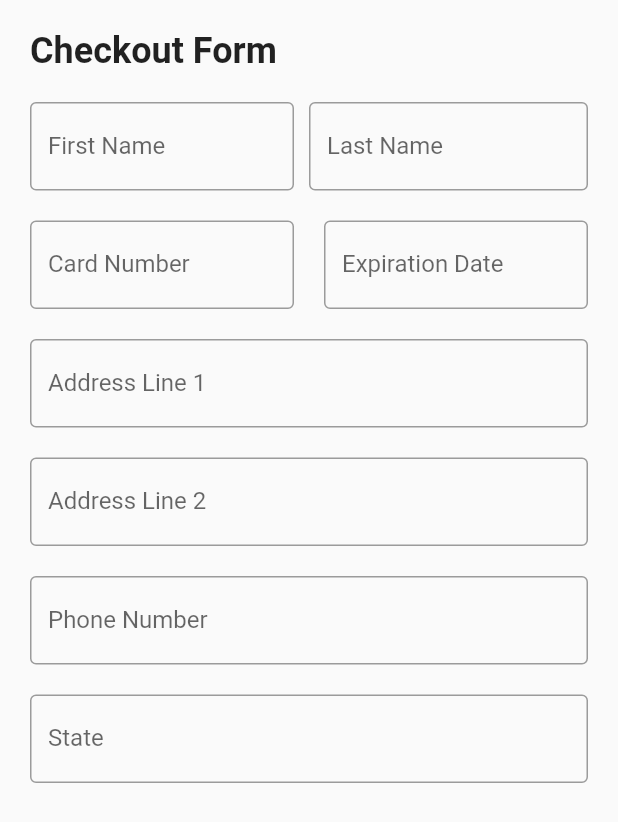
After one commit to mahmuthudai/renres_app, a Flutter app: the CheckoutForm screen opened directly, on a phone screen of 412 x 824 dp. The commit adds this screen. Shown: the top 822 px of the screen. Run offline on Flutter 3.47's test engine with Material 2 defaults, Android fonts, the phone set to English and light mode, and no system bars; our stand-ins replace cached_network_image, dropdown_search, google_nav_bar.

Commit message:
checkout form added

```diff
--- /dev/null
+++ b/lib/Screens/checkout_form.dart
@@ -0,0 +1,78 @@
+import 'package:flutter/material.dart';
+
+class CheckoutForm extends StatefulWidget {
+  @override
+  _CheckoutFormState createState() => _CheckoutFormState();
+}
+
+class _CheckoutFormState extends State<CheckoutForm> {
+  @override
+  Widget build(BuildContext context) {
+    return Scaffold(
+      body: SingleChildScrollView(
+        child: Padding(
+          padding: const EdgeInsets.all(20.0),
+          child: Column(
+            crossAxisAlignment: CrossAxisAlignment.start,
+            children: [
+              Text(
+                "Checkout Form",
+                style: TextStyle(
+                  fontSize: 24,
+                  fontWeight: FontWeight.bold,
+                ),
+              ),
+              const SizedBox(height: 20),
+              Row(
+                children: [
+                  Expanded(
+                    flex: 2,
+                    child: Padding(
+                      padding: const EdgeInsets.only(right: 10.0),
+                      child: buildTextField("First Name"),
+                    ),
+                  ),
+                  Expanded(
+                    flex: 2,
+                    child: buildTextField("Last Name"),
+                  ),
+                ],
+              ),
+              const SizedBox(height: 20),
+              Row(
+                children: [
+                  Expanded(
+                    flex: 2,
+                    child: buildTextField("Card Number"),
+                  ),
+                  const SizedBox(width: 20),
+                  Expanded(
+                    flex: 2,
+                    child: buildTextField("Expiration Date"),
+                  ),
+                ],
+              ),
+              const SizedBox(height: 20),
+              buildTextField("Address Line 1"),
+              const SizedBox(height: 20),
+              buildTextField("Address Line 2"),
+              const SizedBox(height: 20),
+              buildTextField("Phone Number"),
+              const SizedBox(height: 20),
+              buildTextField("State"),
+            ],
+          ),
+        ),
+      ),
+    );
+  }
+
+  Widget buildTextField(String label) {
+    return TextField(
+      decoration: InputDecoration(
+        labelText: label,
+        border: OutlineInputBorder(),
+      ),
+    );
+  }
+}
--- a/lib/Screens/home_screen.dart
+++ b/lib/Screens/home_screen.dart
@@ -2,7 +2,9 @@
 
 import 'package:flutter/cupertino.dart';
 import 'package:flutter/material.dart';
-import 'package:renres_app/Screens/find_company.dart';
+import 'package:renres_app/Screens/checkout_form.dart';
+
+import 'find_company.dart';
 
 class HomeScreen extends StatefulWidget {
   const HomeScreen({super.key});
@@ -16,7 +18,7 @@ class _HomeScreenState extends State<HomeScreen> {
 
   final List<Widget> tabContents = [
     const Text("Content 1"), // İlk sekme içeriği
-    const Text("Content 2"), // İkinci sekme içeriği
+    CheckoutForm(), // İkinci sekme içeriği
     const FindCompany(), // Üçüncü sekme içeriği
     const Text("Content 4"), // Dördüncü sekme içeriği
   ];
@@ -27,6 +29,7 @@ class _HomeScreenState extends State<HomeScreen> {
       backgroundColor: const Color.fromRGBO(244, 243, 243, 1),
       appBar: AppBar(
         backgroundColor: Colors.white,
+        title: Text("Checkout Form"),
         elevation: 0,
         leading: IconButton(
           icon: Image.asset(
@@ -111,7 +114,7 @@ class _HomeScreenState extends State<HomeScreen> {
                             height: 40,
                             child: Center(
                               child: Text(
-                                "Firma",
+                                "Slide 3",
                                 style: TextStyle(
                                   fontSize: 22,
                                   color: _slide == 2
```
Also changed, not shown: 6 other files.
